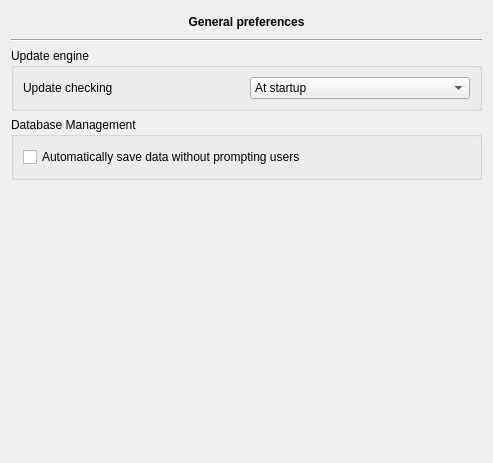
Qt form plugins/coreplugin/dialogs/applicationgeneralpreferences.ui (FreeHealth/freehealth) before a commit.
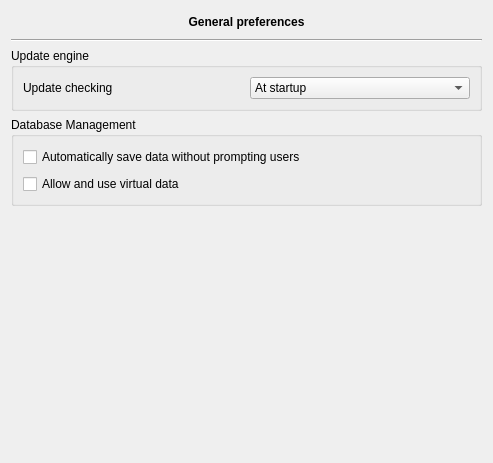
The same form after that commit.

Commit message: Core: - preparing a general preference to (un)allow the usage of virtual data

The edit to the form file:
```diff
--- a/plugins/coreplugin/dialogs/applicationgeneralpreferences.ui
+++ b/plugins/coreplugin/dialogs/applicationgeneralpreferences.ui
@@ -144,6 +144,13 @@
         </property>
        </widget>
       </item>
+      <item row="2" column="0" colspan="2">
+       <widget class="QCheckBox" name="virtualDataCheck">
+        <property name="text">
+         <string>Allow and use virtual data</string>
+        </property>
+       </widget>
+      </item>
      </layout>
     </widget>
    </item>
```
The commit also changes 2 other files.
